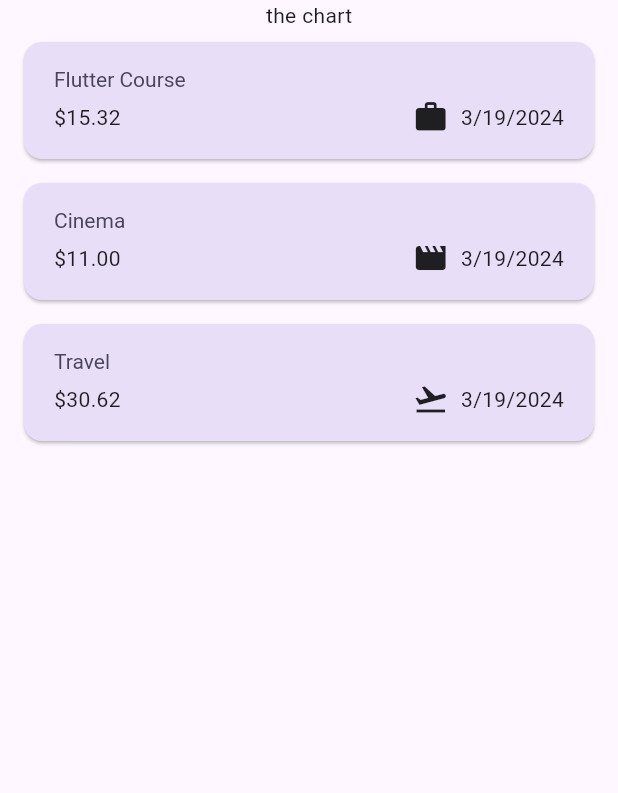
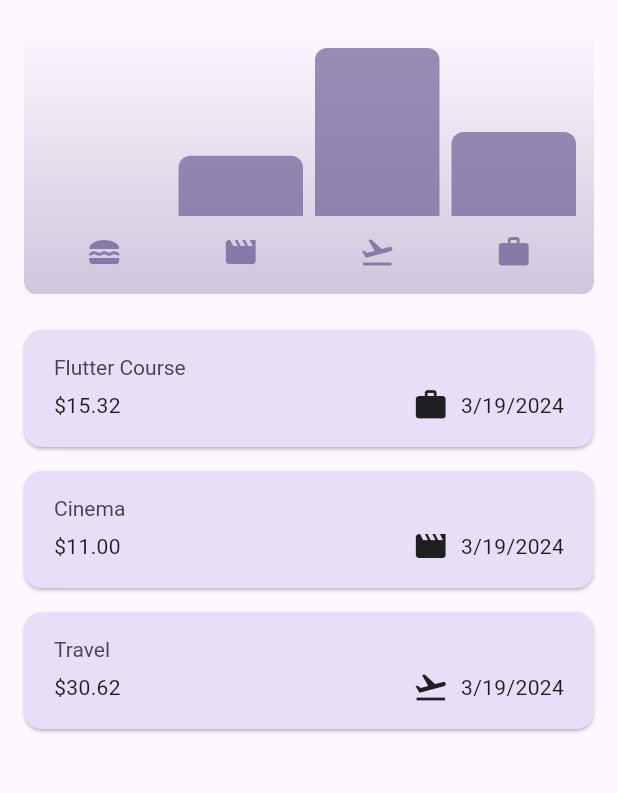
Before and after one commit to yassineelhoubi/expenses_app, a Flutter app: the screen it shows after launch, on a phone screen of 412 x 824 dp, the part 84-877 px from its top. Run offline on Flutter 3.47's test engine with Material 3 defaults, Android fonts, the phone set to English and light mode, and no system bars.

Commit message:
create chart

```diff
--- a/lib/models/expense.dart
+++ b/lib/models/expense.dart
@@ -33,3 +33,25 @@ class Expense {
     return dateFormatter.format(date);
   }
 }
+
+class ExpenseBucket {
+  const ExpenseBucket({
+    required this.category,
+    required this.expenses,
+  });
+
+  ExpenseBucket.forCategory(List<Expense> allExpenses, this.category)
+      : expenses = allExpenses
+            .where((element) => element.category == category)
+            .toList();
+  final Category category;
+  final List<Expense> expenses;
+
+  double get totalExpenses {
+    double sum = 0;
+    for (final expense in expenses) {
+      sum += expense.amount;
+    }
+    return sum;
+  }
+}
--- /dev/null
+++ b/lib/widgets/chart/chart.dart
@@ -0,0 +1,95 @@
+import 'package:flutter/material.dart';
+
+import 'package:expenses_app/widgets/chart/chart_bar.dart';
+import 'package:expenses_app/models/expense.dart';
+
+class Chart extends StatelessWidget {
+  const Chart({super.key, required this.expenses});
+
+  final List<Expense> expenses;
+
+  List<ExpenseBucket> get buckets {
+    return [
+      ExpenseBucket.forCategory(expenses, Category.food),
+      ExpenseBucket.forCategory(expenses, Category.leisure),
+      ExpenseBucket.forCategory(expenses, Category.travel),
+      ExpenseBucket.forCategory(expenses, Category.work),
+    ];
+  }
+
+  double get maxTotalExpense {
+    double maxTotalExpense = 0;
+
+    for (final bucket in buckets) {
+      if (bucket.totalExpenses > maxTotalExpense) {
+        maxTotalExpense = bucket.totalExpenses;
+      }
+    }
+
+    return maxTotalExpense;
+  }
+
+  @override
+  Widget build(BuildContext context) {
+    final isDarkMode =
+        MediaQuery.of(context).platformBrightness == Brightness.dark;
+    return Container(
+      margin: const EdgeInsets.all(16),
+      padding: const EdgeInsets.symmetric(
+        vertical: 16,
+        horizontal: 8,
+      ),
+      width: double.infinity,
+      height: 180,
+      decoration: BoxDecoration(
+        borderRadius: BorderRadius.circular(8),
+        gradient: LinearGradient(
+          colors: [
+            Theme.of(context).colorScheme.primary.withOpacity(0.3),
+            Theme.of(context).colorScheme.primary.withOpacity(0.0)
+          ],
+          begin: Alignment.bottomCenter,
+          end: Alignment.topCenter,
+        ),
+      ),
+      child: Column(
+        children: [
+          Expanded(
+            child: Row(
+              crossAxisAlignment: CrossAxisAlignment.end,
+              children: [
+                for (final bucket in buckets)
+                  ChartBar(
+                    fill: bucket.totalExpenses == 0
+                        ? 0
+                        : bucket.totalExpenses / maxTotalExpense,
+                  )
+              ],
+            ),
+          ),
+          const SizedBox(height: 12),
+          Row(
+            children: buckets
+                .map(
+                  (bucket) => Expanded(
+                    child: Padding(
+                      padding: const EdgeInsets.symmetric(horizontal: 4),
+                      child: Icon(
+                        categoryIcons[bucket.category],
+                        color: isDarkMode
+                            ? Theme.of(context).colorScheme.secondary
+                            : Theme.of(context)
+                                .colorScheme
+                                .primary
+                                .withOpacity(0.7),
+                      ),
+                    ),
+                  ),
+                )
+                .toList(),
+          )
+        ],
+      ),
+    );
+  }
+}
--- /dev/null
+++ b/lib/widgets/chart/chart_bar.dart
@@ -0,0 +1,34 @@
+import 'package:flutter/material.dart';
+
+class ChartBar extends StatelessWidget {
+  const ChartBar({
+    super.key,
+    required this.fill,
+  });
+
+  final double fill;
+
+  @override
+  Widget build(BuildContext context) {
+    final isDarkMode =
+        MediaQuery.of(context).platformBrightness == Brightness.dark;
+    return Expanded(
+      child: Padding(
+        padding: const EdgeInsets.symmetric(horizontal: 4),
+        child: FractionallySizedBox(
+          heightFactor: fill,
+          child: DecoratedBox(
+            decoration: BoxDecoration(
+              shape: BoxShape.rectangle,
+              borderRadius:
+                  const BorderRadius.vertical(top: Radius.circular(8)),
+              color: isDarkMode
+                  ? Theme.of(context).colorScheme.secondary
+                  : Theme.of(context).colorScheme.primary.withOpacity(0.65),
+            ),
+          ),
+        ),
+      ),
+    );
+  }
+}
--- a/lib/widgets/expenses.dart
+++ b/lib/widgets/expenses.dart
@@ -1,4 +1,5 @@
 import 'package:expenses_app/models/expense.dart';
+import 'package:expenses_app/widgets/chart/chart.dart';
 import 'package:expenses_app/widgets/expenses_list/expenses_list.dart';
 import 'package:expenses_app/widgets/new_expense.dart';
 import 'package:flutter/material.dart';
@@ -91,7 +92,7 @@ class _ExpensesState extends State<Expenses> {
       ),
       body: Column(
         children: [
-          const Text('the chart'),
+          Chart(expenses: _registredExpenses),
           Expanded(
             child: mainContent,
           )
```
